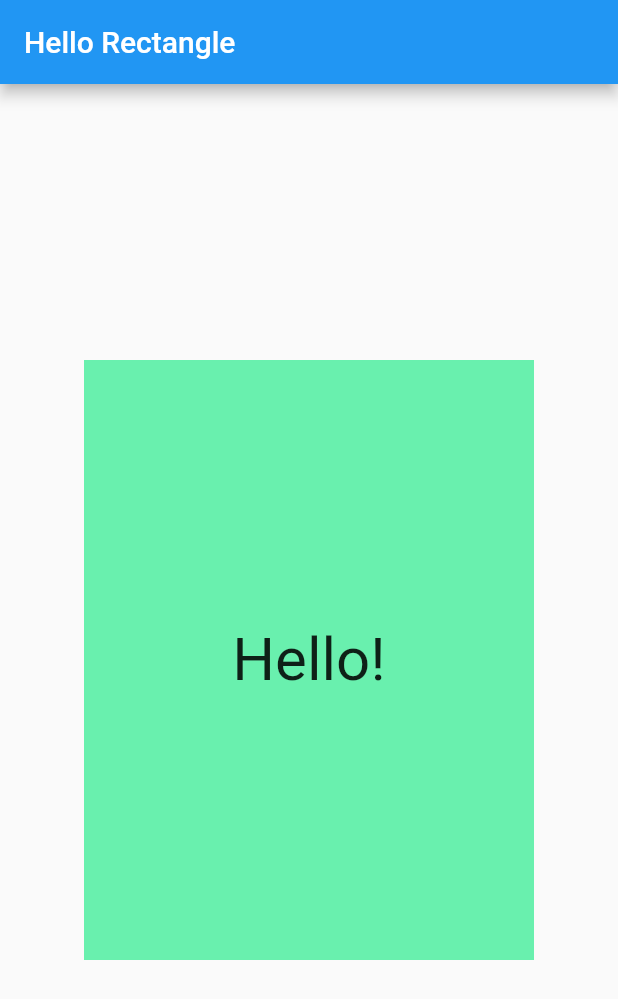
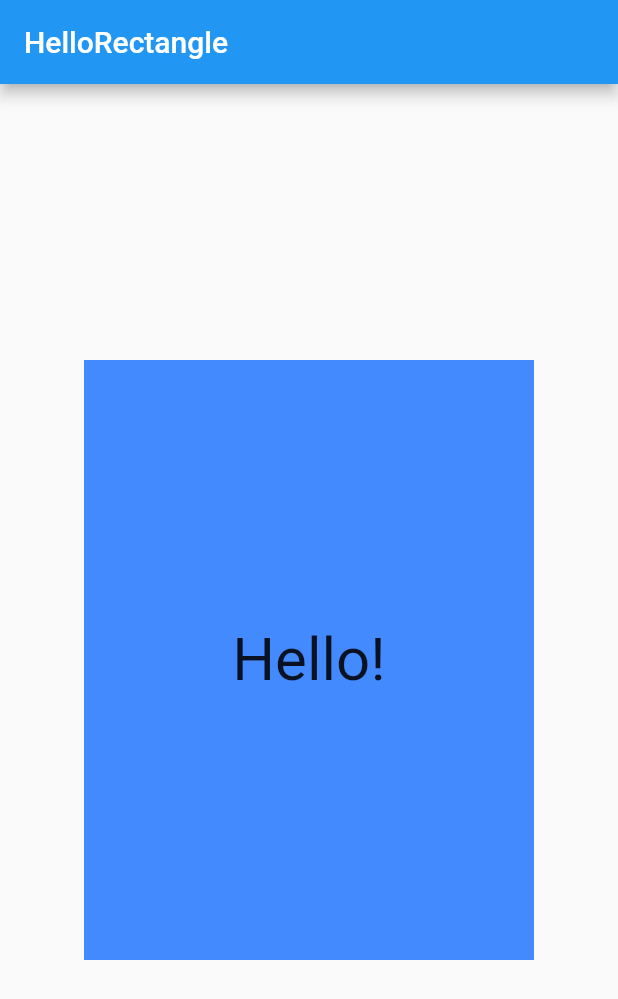
Before and after one commit to iinoten/flutter_udacity_course, a Flutter app: the screen it shows after launch, on a phone screen of 412 x 824 dp. Shown: the top 999 px of the screen. Run offline on Flutter 3.47's test engine with Material 2 defaults, Android fonts, the phone set to English and light mode, and no system bars.

Commit message:
レッスン1.11

```diff
--- a/lib/main.dart
+++ b/lib/main.dart
@@ -1,17 +1,12 @@
-// Copyright 2018 The Chromium Authors. All rights reserved.
-// Use of this source code is governed by a BSD-style license that can be
-// found in the LICENSE file.
-
 import 'package:flutter/material.dart';
 
 void main() {
   runApp(
     MaterialApp(
       debugShowCheckedModeBanner: false,
-      title: 'Hello Rectangle',
       home: Scaffold(
         appBar: AppBar(
-          title: Text('Hello Rectangle'),
+          title: Text('HelloRectangle'),
         ),
         body: HelloRectangle(),
       ),
@@ -19,19 +14,19 @@ void main() {
   );
 }
 
-class HelloRectangle extends StatelessWidget {
+class HelloRectangle extends StatelessWidget {  // StatelessWidgetを継承
+
   @override
   Widget build(BuildContext context) {
-    return Center(
-      child: Container(
-        color: Colors.greenAccent,
+    return Center(  //Centerウィジェットを親要素に追加して四角いウィジェットを中央に配置
+      child: Container( //子要素に四角いのを指定
+        color: Colors.blueAccent,
         height: 400.0,
         width: 300.0,
         child: Center(
           child: Text(
             'Hello!',
-            style: TextStyle(fontSize: 40.0),
-            textAlign: TextAlign.center,
+            style: TextStyle( fontSize: 40.0 ),
           ),
         ),
       ),
```
